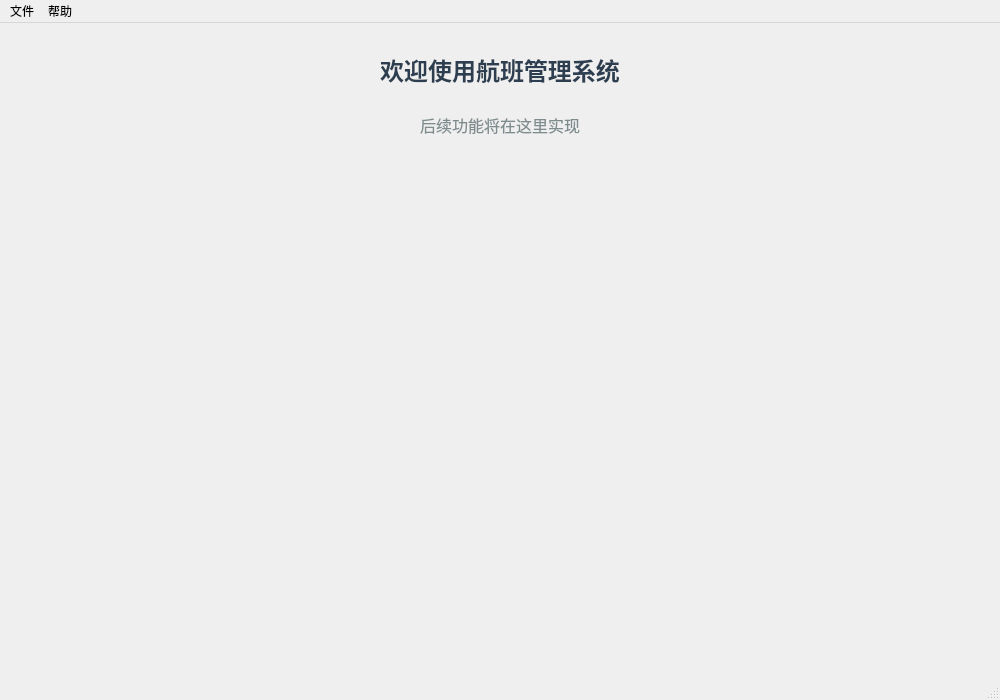
First picture: the form in Client/mainwindow.ui, repository smallsmallrui214/FlightBookingSystem, before the edit.
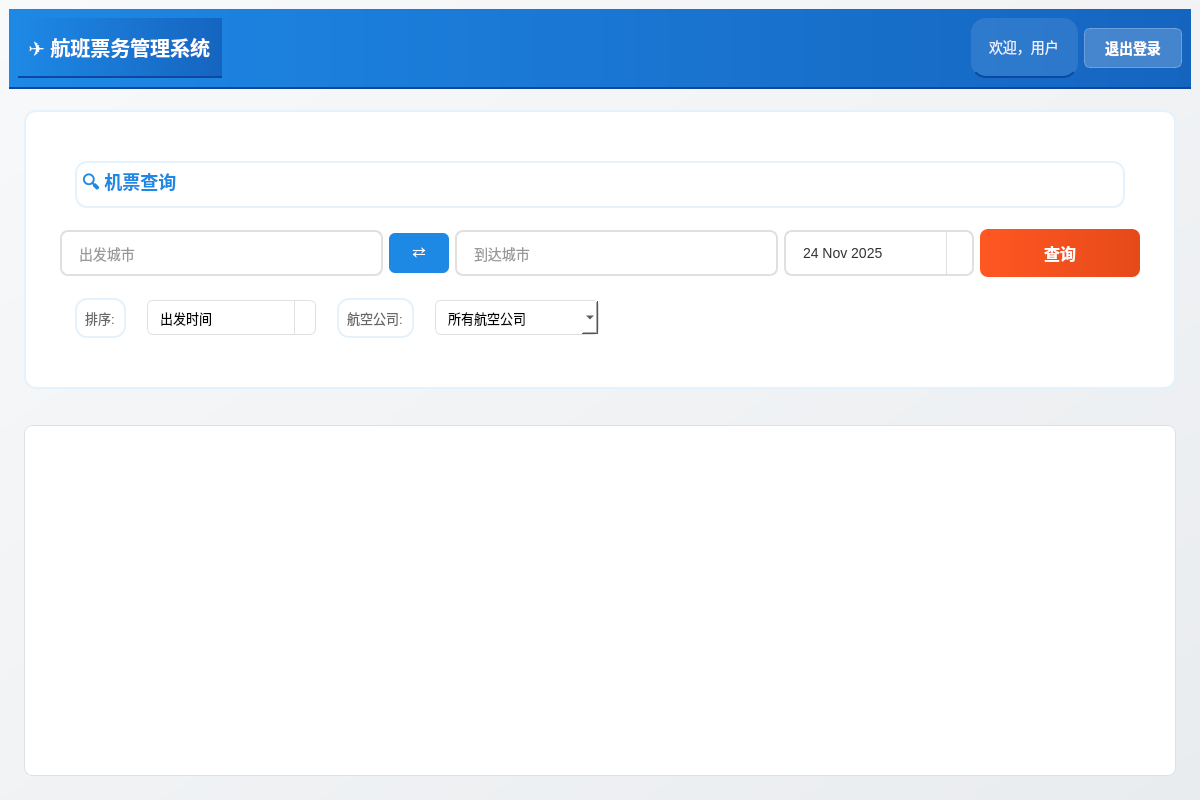
Second picture: the form after the edit.

Commit message: 11/25 完整登录功能和基础航班信息显示

Patch:
```diff
--- a/Client/mainwindow.ui
+++ b/Client/mainwindow.ui
@@ -6,91 +6,450 @@
    <rect>
     <x>0</x>
     <y>0</y>
-    <width>1000</width>
-    <height>700</height>
+    <width>1200</width>
+    <height>800</height>
    </rect>
   </property>
   <property name="windowTitle">
    <string>航班管理系统</string>
   </property>
+  <property name="styleSheet">
+   <string notr="true">QMainWindow {
+    background: qlineargradient(x1:0, y1:0, x2:1, y2:1, stop:0 #f8f9fa, stop:1 #e9ecef);
+    font-family: "Microsoft YaHei", "PingFang SC", sans-serif;
+}</string>
+  </property>
   <widget class="QWidget" name="centralwidget">
    <layout class="QVBoxLayout" name="verticalLayout">
     <item>
-     <widget class="QLabel" name="welcomeLabel">
-      <property name="text">
-       <string>欢迎使用航班管理系统</string>
-      </property>
-      <property name="alignment">
-       <set>Qt::AlignCenter</set>
-      </property>
-      <property name="styleSheet">
-       <string>font-size: 24px; font-weight: bold; color: #2c3e50; margin: 20px;</string>
-      </property>
-     </widget>
-    </item>
-    <item>
-     <widget class="QLabel" name="infoLabel">
-      <property name="text">
-       <string>后续功能将在这里实现</string>
-      </property>
-      <property name="alignment">
-       <set>Qt::AlignCenter</set>
-      </property>
-      <property name="styleSheet">
-       <string>font-size: 16px; color: #7f8c8d;</string>
-      </property>
-     </widget>
-    </item>
-    <item>
-     <spacer name="verticalSpacer">
-      <property name="orientation">
-       <enum>Qt::Vertical</enum>
-      </property>
-      <property name="sizeHint" stdset="0">
+     <widget class="QFrame" name="headerFrame">
+      <property name="minimumSize">
        <size>
-        <width>20</width>
-        <height>40</height>
+        <width>0</width>
+        <height>80</height>
        </size>
       </property>
-     </spacer>
+      <property name="styleSheet">
+       <string notr="true">QFrame {
+    background: qlineargradient(x1:0, y1:0, x2:1, y2:0, stop:0 #1e88e5, stop:1 #1565c0);
+    border: none;
+    border-bottom: 2px solid #0d47a1;
+}</string>
+      </property>
+      <layout class="QHBoxLayout" name="horizontalLayout">
+       <item>
+        <widget class="QLabel" name="welcomeLabel">
+         <property name="styleSheet">
+          <string notr="true">QLabel {
+    color: white;
+    font-size: 20px;
+    font-weight: bold;
+    padding: 5px;
+}</string>
+         </property>
+         <property name="text">
+          <string>✈️ 航班票务管理系统</string>
+         </property>
+        </widget>
+       </item>
+       <item>
+        <spacer name="horizontalSpacer">
+         <property name="orientation">
+          <enum>Qt::Horizontal</enum>
+         </property>
+         <property name="sizeHint" stdset="0">
+          <size>
+           <width>40</width>
+           <height>20</height>
+          </size>
+         </property>
+        </spacer>
+       </item>
+       <item>
+        <widget class="QLabel" name="userLabel">
+         <property name="styleSheet">
+          <string notr="true">QLabel {
+    color: rgba(255,255,255,0.9);
+    font-size: 14px;
+    background: rgba(255,255,255,0.1);
+    padding: 8px 15px;
+    border-radius: 15px;
+}</string>
+         </property>
+         <property name="text">
+          <string>欢迎，用户</string>
+         </property>
+        </widget>
+       </item>
+       <item>
+        <widget class="QPushButton" name="logoutButton">
+         <property name="styleSheet">
+          <string notr="true">QPushButton {
+    background-color: rgba(255,255,255,0.2);
+    color: white;
+    border: 1px solid rgba(255,255,255,0.3);
+    border-radius: 6px;
+    padding: 8px 20px;
+    font-size: 14px;
+    font-weight: bold;
+}
+
+QPushButton:hover {
+    background-color: rgba(255,255,255,0.3);
+}
+
+QPushButton:pressed {
+    background-color: rgba(255,255,255,0.4);
+}</string>
+         </property>
+         <property name="text">
+          <string>退出登录</string>
+         </property>
+        </widget>
+       </item>
+      </layout>
+     </widget>
+    </item>
+    <item>
+     <widget class="QFrame" name="searchFrame">
+      <property name="styleSheet">
+       <string notr="true">QFrame {
+    background: white;
+    border: 2px solid #e3f2fd;
+    border-radius: 12px;
+    padding: 25px;
+    margin: 15px;
+}</string>
+      </property>
+      <layout class="QVBoxLayout" name="verticalLayout_2">
+       <item>
+        <widget class="QLabel" name="searchTitleLabel">
+         <property name="styleSheet">
+          <string notr="true">QLabel {
+    color: #1e88e5;
+    font-size: 18px;
+    font-weight: bold;
+    padding: 5px 0px;
+}</string>
+         </property>
+         <property name="text">
+          <string>🔍 机票查询</string>
+         </property>
+        </widget>
+       </item>
+       <item>
+        <layout class="QHBoxLayout" name="searchLayout">
+         <item>
+          <widget class="QLineEdit" name="departureEdit">
+           <property name="placeholderText">
+            <string>出发城市</string>
+           </property>
+           <property name="styleSheet">
+            <string notr="true">QLineEdit {
+    background: white;
+    border: 2px solid #e0e0e0;
+    border-radius: 8px;
+    padding: 12px 15px;
+    font-size: 14px;
+    color: #333;
+    min-width: 140px;
+}
+
+QLineEdit:focus {
+    border-color: #1e88e5;
+    background-color: #f8fdff;
+}</string>
+           </property>
+          </widget>
+         </item>
+         <item>
+          <widget class="QPushButton" name="swapButton">
+           <property name="styleSheet">
+            <string notr="true">QPushButton {
+    background: #1e88e5;
+    color: white;
+    border: none;
+    border-radius: 6px;
+    padding: 10px;
+    font-size: 16px;
+    font-weight: bold;
+    min-width: 40px;
+    max-width: 40px;
+}
+
+QPushButton:hover {
+    background: #1976d2;
+}
+
+QPushButton:pressed {
+    background: #1565c0;
+}</string>
+           </property>
+           <property name="text">
+            <string>⇄</string>
+           </property>
+          </widget>
+         </item>
+         <item>
+          <widget class="QLineEdit" name="arrivalEdit">
+           <property name="placeholderText">
+            <string>到达城市</string>
+           </property>
+           <property name="styleSheet">
+            <string notr="true">QLineEdit {
+    background: white;
+    border: 2px solid #e0e0e0;
+    border-radius: 8px;
+    padding: 12px 15px;
+    font-size: 14px;
+    color: #333;
+    min-width: 140px;
+}
+
+QLineEdit:focus {
+    border-color: #1e88e5;
+    background-color: #f8fdff;
+}</string>
+           </property>
+          </widget>
+         </item>
+         <item>
+          <widget class="QDateEdit" name="dateEdit">
+           <property name="calendarPopup">
+            <bool>true</bool>
+           </property>
+           <property name="date">
+            <date>
+             <year>2025</year>
+             <month>11</month>
+             <day>24</day>
+            </date>
+           </property>
+           <property name="styleSheet">
+            <string notr="true">QDateEdit {
+    background: white;
+    border: 2px solid #e0e0e0;
+    border-radius: 8px;
+    padding: 12px 15px;
+    font-size: 14px;
+    color: #333;
+    min-width: 140px;
+}
+
+QDateEdit:focus {
+    border-color: #1e88e5;
+    background-color: #f8fdff;
+}
+
+QDateEdit::drop-down {
+    subcontrol-origin: padding;
+    subcontrol-position: top right;
+    width: 25px;
+    border-left-width: 1px;
+    border-left-color: #e0e0e0;
+    border-left-style: solid;
+    border-top-right-radius: 6px;
+    border-bottom-right-radius: 6px;
+}</string>
+           </property>
+          </widget>
+         </item>
+         <item>
+          <widget class="QPushButton" name="searchButton">
+           <property name="styleSheet">
+            <string notr="true">QPushButton {
+    background: qlineargradient(x1:0, y1:0, x2:1, y2:0, stop:0 #ff5722, stop:1 #e64a19);
+    color: white;
+    border: none;
+    border-radius: 8px;
+    padding: 12px 30px;
+    font-size: 16px;
+    font-weight: bold;
+    min-width: 100px;
+}
+
+QPushButton:hover {
+    background: qlineargradient(x1:0, y1:0, x2:1, y2:0, stop:0 #e64a19, stop:1 #d84315);
+}
+
+QPushButton:pressed {
+    background: qlineargradient(x1:0, y1:0, x2:1, y2:0, stop:0 #d84315, stop:1 #c62828);
+}</string>
+           </property>
+           <property name="text">
+            <string>查询</string>
+           </property>
+          </widget>
+         </item>
+        </layout>
+       </item>
+       <item>
+        <layout class="QHBoxLayout" name="filterLayout">
+         <item>
+          <widget class="QLabel" name="sortLabel">
+           <property name="styleSheet">
+            <string notr="true">QLabel {
+    color: #666;
+    font-size: 13px;
+    padding: 8px 5px;
+}</string>
+           </property>
+           <property name="text">
+            <string>排序:</string>
+           </property>
+          </widget>
+         </item>
+         <item>
+          <widget class="QComboBox" name="sortComboBox">
+           <property name="styleSheet">
+            <string notr="true">QComboBox {
+    background: white;
+    border: 1px solid #e0e0e0;
+    border-radius: 6px;
+    padding: 8px 12px;
+    font-size: 13px;
+    min-width: 120px;
+}
+
+QComboBox:focus {
+    border-color: #1e88e5;
+}
+
+QComboBox::drop-down {
+    subcontrol-origin: padding;
+    subcontrol-position: top right;
+    width: 20px;
+    border-left-width: 1px;
+    border-left-color: #e0e0e0;
+    border-left-style: solid;
+}</string>
+           </property>
+           <item>
+            <property name="text">
+             <string>出发时间</string>
+            </property>
+           </item>
+           <item>
+            <property name="text">
+             <string>价格从低到高</string>
+            </property>
+           </item>
+           <item>
+            <property name="text">
+             <string>价格从高到低</string>
+            </property>
+           </item>
+           <item>
+            <property name="text">
+             <string>飞行时长</string>
+            </property>
+           </item>
+          </widget>
+         </item>
+         <item>
+          <widget class="QLabel" name="airlineLabel">
+           <property name="styleSheet">
+            <string notr="true">QLabel {
+    color: #666;
+    font-size: 13px;
+    padding: 8px 5px;
+}</string>
+           </property>
+           <property name="text">
+            <string>航空公司:</string>
+           </property>
+          </widget>
+         </item>
+         <item>
+          <widget class="QComboBox" name="airlineComboBox">
+           <property name="styleSheet">
+            <string notr="true">QComboBox {
+    background: white;
+    border: 1px solid #e0e0e0;
+    border-radius: 6px;
+    padding: 8px 12px;
+    font-size: 13px;
+    min-width: 120px;
+}
+
+QComboBox:focus {
+    border-color: #1e88e5;
+}</string>
+           </property>
+           <item>
+            <property name="text">
+             <string>所有航空公司</string>
+            </property>
+           </item>
+           <item>
+            <property name="text">
+             <string>中国国航</string>
+            </property>
+           </item>
+           <item>
+            <property name="text">
+             <string>东方航空</string>
+            </property>
+           </item>
+           <item>
+            <property name="text">
+             <string>南方航空</string>
+            </property>
+           </item>
+           <item>
+            <property name="text">
+             <string>海南航空</string>
+            </property>
+           </item>
+          </widget>
+         </item>
+         <item>
+          <spacer name="horizontalSpacer_2">
+           <property name="orientation">
+            <enum>Qt::Horizontal</enum>
+           </property>
+           <property name="sizeHint" stdset="0">
+            <size>
+             <width>40</width>
+             <height>20</height>
+            </size>
+           </property>
+          </spacer>
+         </item>
+        </layout>
+       </item>
+      </layout>
+     </widget>
+    </item>
+    <item>
+     <widget class="QListWidget" name="flightListWidget">
+      <property name="styleSheet">
+       <string notr="true">QListWidget {
+    background: white;
+    border: 1px solid #e0e0e0;
+    border-radius: 8px;
+    margin: 15px;
+    outline: none;
+}
+
+QListWidget::item {
+    border-bottom: 1px solid #f5f5f5;
+    padding: 0px;
+}
+
+QListWidget::item:selected {
+    background-color: #e3f2fd;
+    border: none;
+}
+
+QListWidget::item:hover {
+    background-color: #f8f9fa;
+}</string>
+      </property>
+     </widget>
     </item>
    </layout>
   </widget>
-  <widget class="QMenuBar" name="menubar">
-   <property name="geometry">
-    <rect>
-     <x>0</x>
-     <y>0</y>
-     <width>1000</width>
-     <height>25</height>
-    </rect>
-   </property>
-   <widget class="QMenu" name="menuFile">
-    <property name="title">
-     <string>文件</string>
-    </property>
-    <addaction name="actionExit"/>
-   </widget>
-   <widget class="QMenu" name="menuHelp">
-    <property name="title">
-     <string>帮助</string>
-    </property>
-    <addaction name="actionAbout"/>
-   </widget>
-   <addaction name="menuFile"/>
-   <addaction name="menuHelp"/>
-  </widget>
-  <widget class="QStatusBar" name="statusbar"/>
-  <action name="actionExit">
-   <property name="text">
-    <string>退出</string>
-   </property>
-  </action>
-  <action name="actionAbout">
-   <property name="text">
-    <string>关于</string>
-   </property>
-  </action>
  </widget>
  <resources/>
  <connections>
```
Left out of the diff: 19 changed lines with no effect on the pictures. The commit also changes 1136 other files.
